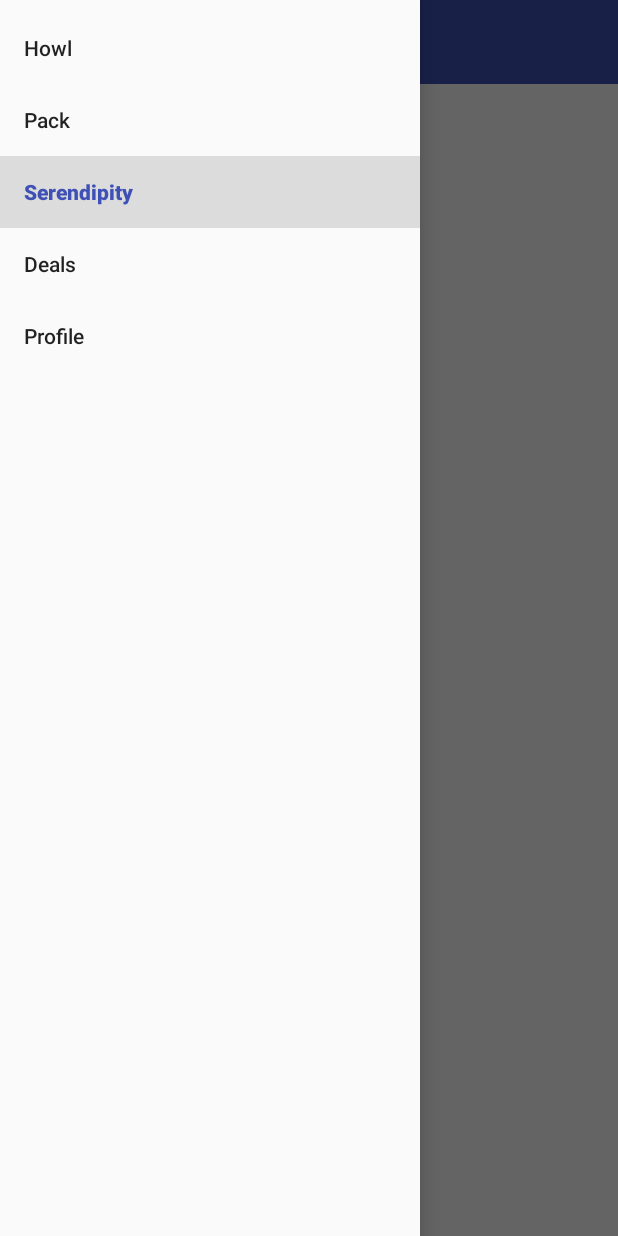
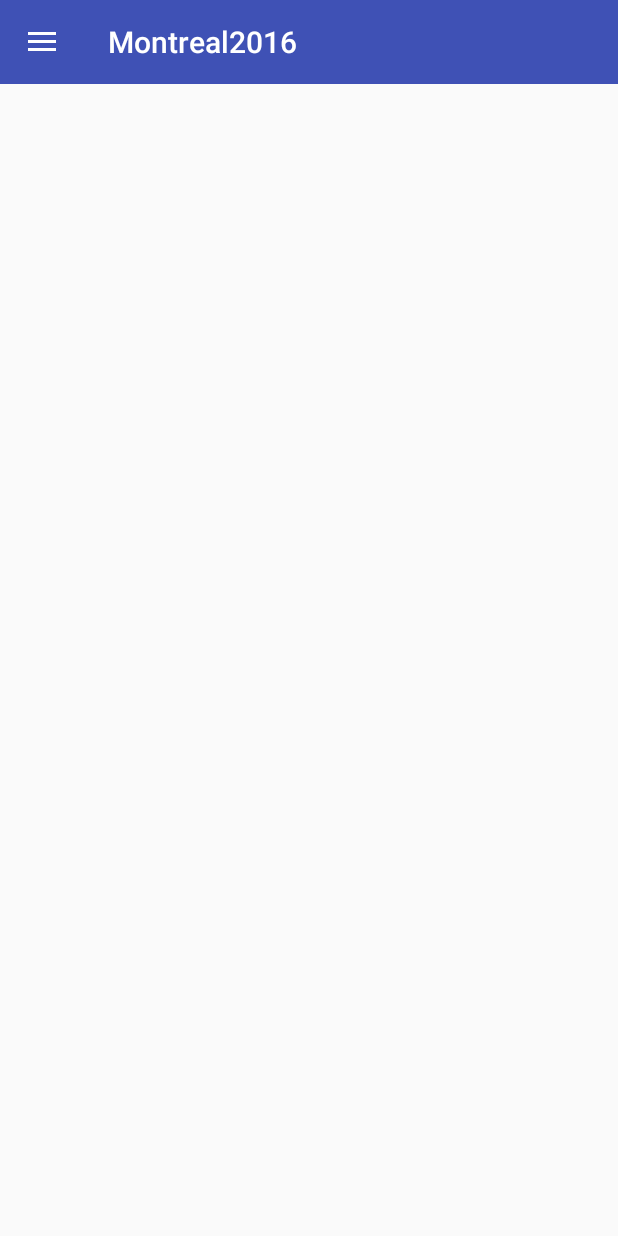
Before and after one commit to drampelt/AngelHackMontreal2016, an Android app: the MainActivity screen opened directly, with no data from a screen before it, in the side drawer, after a tap on "Serendipity", on a phone screen of 412 x 824 dp. Run offline under Robolectric (Android 15) with nearby library versions, the phone set to English and light mode, and no system bars.

Commit message:
drawer fragments

```diff
--- a/app/src/main/java/montreal2016/angelhack/com/montreal2016/MainActivity.kt
+++ b/app/src/main/java/montreal2016/angelhack/com/montreal2016/MainActivity.kt
@@ -24,7 +24,20 @@ class MainActivity : AppCompatActivity(), GoogleApiClient.ConnectionCallbacks, G
 
         setSupportActionBar(toolbar)
 
-        navigationView.setNavigationItemSelectedListener {
+        navigationView.setNavigationItemSelectedListener { item ->
+            when (item.itemId) {
+                R.id.drawer_howl -> {
+                    supportFragmentManager.beginTransaction()
+                        .replace(R.id.container, HowlFragment())
+                        .commit()
+                }
+                R.id.drawer_serendipity -> {
+                    supportFragmentManager.beginTransaction()
+                        .replace(R.id.container, SerendipityFragment())
+                        .commit()
+                }
+            }
+            drawerLayout.closeDrawers()
             return@setNavigationItemSelectedListener true
         }
 
--- /dev/null
+++ b/app/src/main/java/montreal2016/angelhack/com/montreal2016/SerendipityFragment.java
@@ -0,0 +1,19 @@
+package montreal2016.angelhack.com.montreal2016;
+
+import android.os.Bundle;
+import android.support.annotation.Nullable;
+import android.support.v4.app.Fragment;
+import android.view.LayoutInflater;
+import android.view.View;
+import android.view.ViewGroup;
+
+/**
+ * Created by daniel on 2016-06-04.
+ */
+public class SerendipityFragment extends Fragment {
+    @Nullable
+    @Override
+    public View onCreateView(LayoutInflater inflater, @Nullable ViewGroup container, @Nullable Bundle savedInstanceState) {
+        return inflater.inflate(R.layout.fragment_serendipity, container, false);
+    }
+}
--- a/app/src/main/res/layout/activity_main.xml
+++ b/app/src/main/res/layout/activity_main.xml
@@ -25,6 +25,12 @@
             app:theme="@style/ThemeOverlay.AppCompat.Dark.ActionBar"
             />
 
+        <FrameLayout
+            android:id="@+id/container"
+            android:layout_width="match_parent"
+            android:layout_height="match_parent"
+            />
+
     </LinearLayout>
 
     <android.support.design.widget.NavigationView
--- /dev/null
+++ b/app/src/main/res/layout/fragment_serendipity.xml
@@ -0,0 +1,7 @@
+<?xml version="1.0" encoding="utf-8"?>
+<LinearLayout xmlns:android="http://schemas.android.com/apk/res/android"
+              android:orientation="vertical"
+              android:layout_width="match_parent"
+              android:layout_height="match_parent">
+
+</LinearLayout>
```
